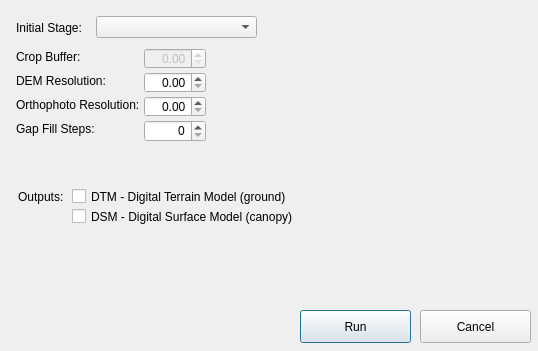
The window that AeroMap/drone_proc.ui (mark-stevens/AeroMap) describes before a commit, drawn with Qt 5.
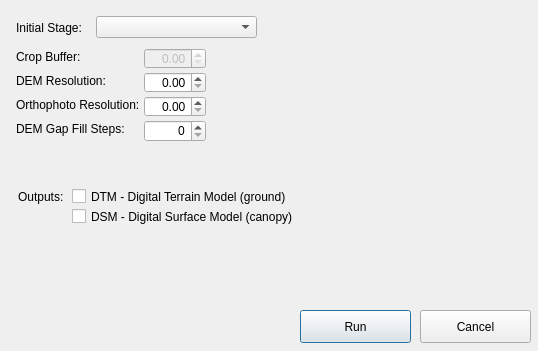
The same window after the commit.

Commit message: Fix wording on Gap Fill field

Patch:
```diff
--- a/AeroMap/drone_proc.ui
+++ b/AeroMap/drone_proc.ui
@@ -241,7 +241,7 @@
     </rect>
    </property>
    <property name="text">
-    <string>Gap Fill Steps:</string>
+    <string>DEM Gap Fill Steps:</string>
    </property>
   </widget>
  </widget>
```
